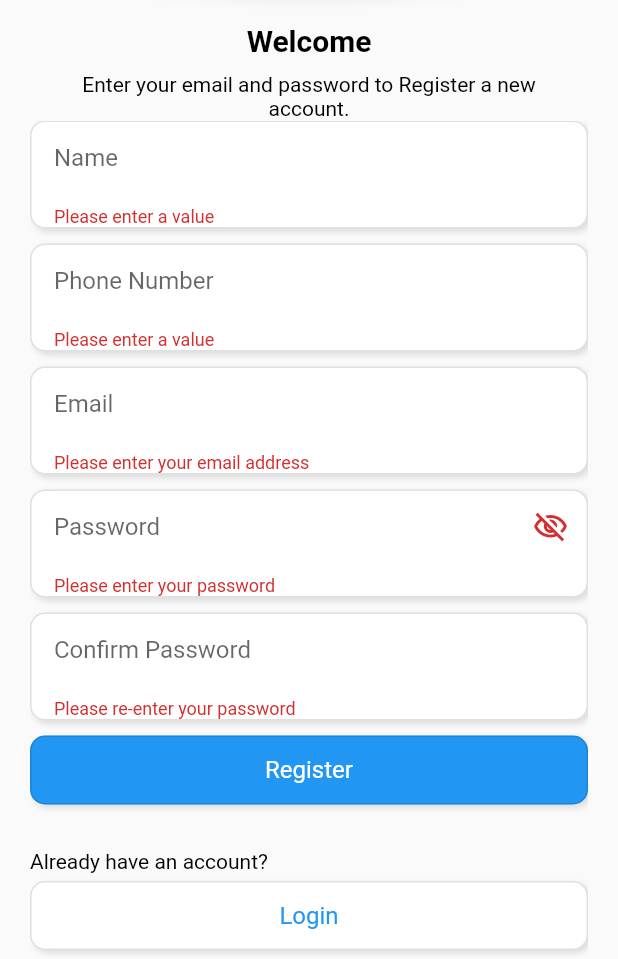
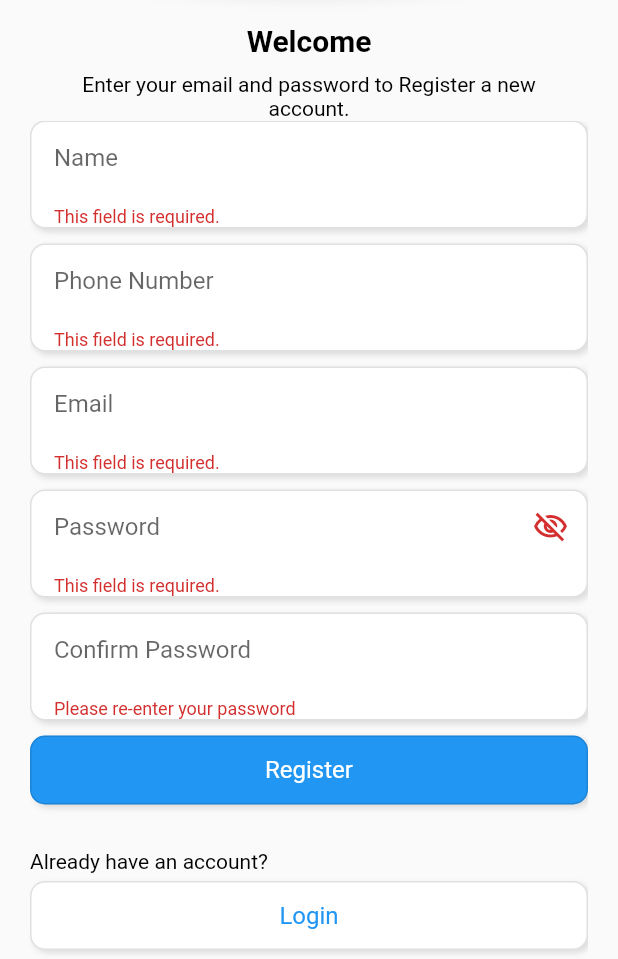
Before and after one commit to Anugrxh/medcare_user, a Flutter app: the Register screen opened directly, after a tap on "Register", on a phone screen of 412 x 824 dp, the part 277-1236 px from its top. Run offline on Flutter 3.47's test engine with Material 2 defaults, Android fonts, the light colour scheme and no system bars; our stand-ins replace bloc, flutter_bloc, logger, supabase_flutter; accounts and stored records are empty.

Commit message:
validator

```diff
--- a/lib/ui/screen/login_screen.dart
+++ b/lib/ui/screen/login_screen.dart
@@ -129,7 +129,7 @@ class _LoginState extends State<Login> {
                             decoration: const InputDecoration(
                               hintText: 'Email',
                             ),
-                            validator: validateEmail,
+                            validator: emailValidator,
                           ),
                         ),
                         const SizedBox(height: 10),
--- a/lib/ui/screen/signup_screen.dart
+++ b/lib/ui/screen/signup_screen.dart
@@ -169,7 +169,7 @@ class _RegisterState extends State<Register> {
                               decoration: const InputDecoration(
                                 hintText: 'Name',
                               ),
-                              validator: validateAlphanumeric,
+                              validator: alphanumericWithSpaceValidator,
                             ),
                           ),
                           const SizedBox(height: 10),
@@ -179,7 +179,7 @@ class _RegisterState extends State<Register> {
                               decoration: const InputDecoration(
                                 hintText: 'Phone Number',
                               ),
-                              validator: validateNumeric,
+                              validator: phoneNumberValidator,
                             ),
                           ),
                           const SizedBox(height: 10),
@@ -189,7 +189,7 @@ class _RegisterState extends State<Register> {
                               decoration: const InputDecoration(
                                 hintText: 'Email',
                               ),
-                              validator: validateEmail,
+                              validator: emailValidator,
                             ),
                           ),
                           const SizedBox(height: 10),
@@ -211,15 +211,11 @@ class _RegisterState extends State<Register> {
                                   ),
                                 ),
                               ),
-                              validator: (value) {
-                                if (widget.updateMode) {
-                                  return null;
-                                }
-                                if (value == null || value.trim().isEmpty) {
-                                  return 'Please enter your password';
-                                }
-                                return null;
-                              },
+                              validator: widget.updateMode
+                                  ? (value) {
+                                      return null;
+                                    }
+                                  : passwordValidator,
                             ),
                           ),
                           const SizedBox(height: 10),
--- a/lib/util/value_validators.dart
+++ b/lib/util/value_validators.dart
@@ -1,51 +1,156 @@
-// Function to validate email format
-String? validateEmail(String? value) {
-  if (value == null || value.isEmpty) {
-    return 'Please enter your email address';
-  } else if (!RegExp(r'^[\w-\.]+@([\w-]+\.)+[\w-]{2,4}$').hasMatch(value)) {
-    return 'Please enter a valid email address';
+String? notEmptyValidator(String? value) {
+  if (value == null || value.trim().isEmpty) {
+    return 'This field is required.';
   }
   return null;
 }
 
-// Function to validate Indian phone number format
-String? validatePhoneNumber(String? value) {
-  if (value == null || value.isEmpty) {
-    return 'Please enter your phone number';
-  } else if (!RegExp(r'^\+?91[6-9]\d{9}$').hasMatch(value)) {
-    return 'Please enter a valid Indian phone number';
+String? emailValidator(String? value) {
+  if (value == null || value.trim().isEmpty) {
+    return 'This field is required.';
+  } else if (!RegExp(r'^[\w-\.]+@([\w-]+\.)+[\w-]{2,4}$').hasMatch(value)) {
+    return 'Please enter a valid email address.';
   }
   return null;
 }
 
-// Function to validate password format
-String? validatePassword(String? value) {
-  if (value == null || value.isEmpty) {
-    return 'Please enter a password';
-  } else if (!RegExp(
-          r'^(?=.*[a-z])(?=.*[A-Z])(?=.*\d)(?=.*[@$!%*?&])[A-Za-z\d@$!%*?&]{8,}$')
-      .hasMatch(value)) {
-    return 'Password must contain at least 8 characters, including at least one uppercase letter, one lowercase letter, one number, and one special character';
+String? phoneNumberValidator(String? value) {
+  if (value == null || value.trim().isEmpty) {
+    return 'This field is required.';
+  } else if (!RegExp(r'^\d{10}$').hasMatch(value)) {
+    return 'Please enter a valid 10 digit phone number.';
   }
   return null;
 }
 
-// Function to validate alphanumeric format
-String? validateAlphanumeric(String? value) {
-  if (value == null || value.isEmpty) {
-    return 'Please enter a value';
+String? alphanumericValidator(String? value) {
+  if (value == null || value.trim().isEmpty) {
+    return 'This field is required.';
   } else if (!RegExp(r'^[a-zA-Z0-9]+$').hasMatch(value)) {
-    return 'Value must contain only alphanumeric characters';
+    return 'Please enter only letters and numbers.';
   }
   return null;
 }
 
-// Function to validate numeric format
-String? validateNumeric(String? value) {
-  if (value == null || value.isEmpty) {
-    return 'Please enter a value';
-  } else if (!RegExp(r'^[0-9]+$').hasMatch(value)) {
-    return 'Value must contain only numeric characters';
+String? alphanumericWithSpaceValidator(String? value) {
+  if (value == null || value.trim().isEmpty) {
+    return 'This field is required.';
+  } else if (!RegExp(r'^[a-zA-Z0-9 ]+$').hasMatch(value)) {
+    return 'Please enter only letters, numbers and spaces.';
   }
   return null;
 }
+
+String? alphanumericWithSpecialCharsValidator(String? value) {
+  if (value == null || value.trim().isEmpty) {
+    return 'This field is required.';
+  } else if (!RegExp(r'^[a-zA-Z0-9!@#\$&*~%^()\\/\-+,._\"\[\]{} ]+$')
+      .hasMatch(value)) {
+    return 'Please enter only letters, numbers, spaces and special characters.';
+  }
+  return null;
+}
+
+String? pincodeValidator(String? value) {
+  if (value == null || value.trim().isEmpty) {
+    return 'This field is required.';
+  } else if (!RegExp(r'^\d{6}$').hasMatch(value)) {
+    return 'Please enter a valid 6 digit pincode.';
+  }
+  return null;
+}
+
+String? fiveDigitValidator(String? value) {
+  if (value == null || value.trim().isEmpty) {
+    return 'This field is required.';
+  } else if (!RegExp(r'^\d{5}$').hasMatch(value)) {
+    return 'Please enter a valid 5 digit code.';
+  }
+  return null;
+}
+
+String? bankAccountNumberValidator(String? value) {
+  if (value == null || value.trim().isEmpty) {
+    return 'This field is required.';
+  } else if (!RegExp(r'^[0-9]{9,18}$').hasMatch(value)) {
+    return 'Please enter a valid Indian bank account number.';
+  }
+  return null;
+}
+
+String? ifscCodeValidator(String? value) {
+  if (value == null || value.trim().isEmpty) {
+    return 'This field is required.';
+  } else if (!RegExp(r'^[A-Z]{4}[0][a-zA-Z0-9]{6}$').hasMatch(value)) {
+    return 'Please enter a valid Indian bank IFSC code.';
+  }
+  return null;
+}
+
+String? confirmPasswordValidator(String? value, String? password) {
+  if (value == null || value.trim().isEmpty) {
+    return 'This field is required.';
+  } else if (value != password) {
+    return 'Passwords do not match.';
+  }
+  return null;
+}
+
+String? passwordValidator(String? value) {
+  if (value == null || value.trim().isEmpty) {
+    return 'This field is required.';
+  }
+
+  if (value.length < 8) {
+    return 'Password should be at least 8 characters long.';
+  }
+
+  if (!RegExp(r'^(?=.*[a-z])').hasMatch(value)) {
+    return 'Password should contain at least one lowercase letter.';
+  }
+
+  if (!RegExp(r'^(?=.*[A-Z])').hasMatch(value)) {
+    return 'Password should contain at least one uppercase letter.';
+  }
+
+  if (!RegExp(r'^(?=.*\d)').hasMatch(value)) {
+    return 'Password should contain at least one number.';
+  }
+
+  if (!RegExp(r'^(?=.*[@$!%*?&])').hasMatch(value)) {
+    return 'Password should contain at least one special character.';
+  }
+
+  return null;
+}
+
+String? alphabeticWithSpaceValidator(String? value) {
+  if (value == null || value.trim().isEmpty) {
+    return 'This field is required.';
+  } else if (!RegExp(r'^[a-zA-Z ]*$').hasMatch(value)) {
+    return 'Please enter alphabetic characters only.';
+  }
+  return null;
+}
+
+String? numericValidator(String? value) {
+  if (value == null || value.isEmpty) {
+    return 'Please enter some text';
+  }
+  final RegExp nameExp = RegExp(r'^[0-9]+$');
+  if (!nameExp.hasMatch(value)) {
+    return 'Please enter only numeric characters';
+  }
+  return null;
+}
+
+String? decimalValidator(String? value) {
+  if (value == null || value.isEmpty) {
+    return 'Please enter some text';
+  }
+  final RegExp nameExp = RegExp(r'^\d+(\.\d+)?$');
+  if (!nameExp.hasMatch(value)) {
+    return 'Please enter a valid number';
+  }
+  return null;
+}
```
Also changed, not shown: pubspec.lock.
